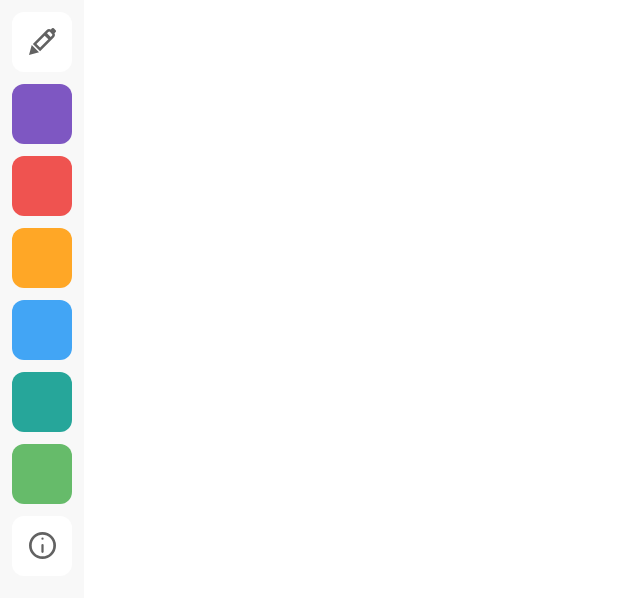
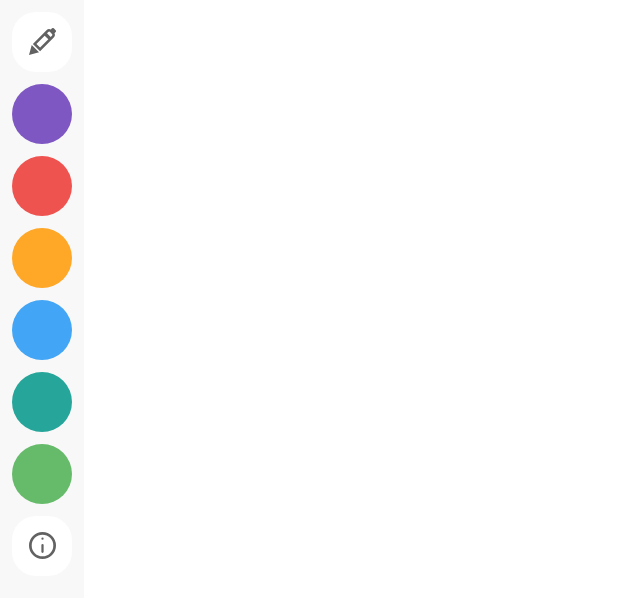
Before and after one commit to HoseinSadonasl/daily-roozane, an Android app: the layout navigation_header.xml on its own in the app's theme, with its tools: preview values and no code run, on a phone screen of 412 x 824 dp. Shown: the top 598 px of the screen. Run offline under Robolectric (Android 15) with nearby library versions, the phone set to English and light mode, and no system bars.

```diff
--- a/app/build.gradle
+++ b/app/build.gradle
@@ -39,13 +39,12 @@ dependencies {
     implementation 'androidx.legacy:legacy-support-v4:1.0.0'
     //noinspection GradleCompatible
     implementation 'com.android.support:design:28.0.0'
-    testImplementation 'junit:junit:4.13.1'
+    testImplementation 'junit:junit:4.13.2'
     androidTestImplementation 'androidx.test.ext:junit:1.1.2'
     androidTestImplementation 'androidx.test.espresso:espresso-core:3.3.0'
     implementation 'com.robertlevonyan.view:CustomFloatingActionButton:3.0.1'
     implementation 'com.github.bumptech.glide:glide:4.11.0'
     implementation 'devs.mulham.horizontalcalendar:horizontalcalendar:1.3.4'
-    implementation 'com.mohamadamin:persianmaterialdatetimepicker:1.2.1'
     implementation 'de.hdodenhof:circleimageview:3.1.0'
     implementation 'com.github.ybq:Android-SpinKit:1.4.0'
     implementation "com.airbnb.android:lottie:3.6.1"
--- a/app/src/main/java/com/abc/daily/Adapters/NotesAdapter.java
+++ b/app/src/main/java/com/abc/daily/Adapters/NotesAdapter.java
@@ -56,7 +56,7 @@ public class NotesAdapter extends RecyclerView.Adapter<NotesAdapter.ViewHolder>
             holder.reminder.setVisibility(View.VISIBLE);
             holder.reminderIc.setVisibility(View.VISIBLE);
             holder.reminderDateTime.setVisibility(View.VISIBLE);
-            String color = spref.get(spref.tags.THEME).getString(spref.Theme.THEME_COLOR, spref.Theme.DEFAULT_THEME_COLOR);;
+            String color = spref.get(spref.THEME).getString(spref.Theme.THEME_COLOR, spref.Theme.DEFAULT_THEME_COLOR);;
             switch (color) {
                 case spref.Theme.PURPLE_COLOR : {
                     holder.reminder.setBackground(ContextCompat.getDrawable(context, R.drawable.border_back_purple));
--- a/app/src/main/java/com/abc/daily/SplashScreen.java
+++ b/app/src/main/java/com/abc/daily/SplashScreen.java
@@ -62,7 +62,7 @@ public class SplashScreen extends AppCompatActivity {
 
     }
     private void restoreTheme() {
-        color = spref.get(spref.tags.THEME).getString(spref.Theme.THEME_COLOR, spref.Theme.DEFAULT_THEME_COLOR);
+        color = spref.get(spref.THEME).getString(spref.Theme.THEME_COLOR, spref.Theme.DEFAULT_THEME_COLOR);
         switch (color) {
             case spref.Theme.PURPLE_COLOR : {
                 parent.setBackgroundColor(getResources().getColor(R.color.deep_purple_400));
--- a/app/src/main/java/com/abc/daily/app/NotificationHelper.java
+++ b/app/src/main/java/com/abc/daily/app/NotificationHelper.java
@@ -62,7 +62,7 @@ public class NotificationHelper extends ContextWrapper {
         id = notificationId;
         Uri soundUri = Uri.parse(ContentResolver.SCHEME_ANDROID_RESOURCE + "://"+ getApplicationContext().getPackageName() + "/" + R.raw.daily_notification);
         NotificationCompat.Builder builder = new NotificationCompat.Builder(Application.getContext(), channelID)
-                .setSmallIcon(R.drawable.ic_roozaneicldpi)
+                .setSmallIcon(R.mipmap.ic_launcher_round)
                 .setContentIntent(pIntent(id))
                 .addAction(R.mipmap.ic_launcher_foreground, getString(R.string.open_it), pIntent(id))
                 .setSound(soundUri)
--- a/app/src/main/java/com/abc/daily/fragments/BottomSheetFragment.java
+++ b/app/src/main/java/com/abc/daily/fragments/BottomSheetFragment.java
@@ -127,7 +127,7 @@ public class BottomSheetFragment extends BottomSheetDialogFragment implements Vi
     }
 
     private void restoreTheme() {
-        String color = spref.get(spref.tags.THEME).getString(spref.Theme.THEME_COLOR, spref.Theme.DEFAULT_THEME_COLOR);
+        String color = spref.get(spref.THEME).getString(spref.Theme.THEME_COLOR, spref.Theme.DEFAULT_THEME_COLOR);
         switch (color) {
             case spref.Theme.PURPLE_COLOR : {
                 setColor(R.color.deep_purple_400);
@@ -212,7 +212,7 @@ public class BottomSheetFragment extends BottomSheetDialogFragment implements Vi
         TimePickerDialog timePickerDialog = new TimePickerDialog(getActivity(), new TimePickerDialog.OnTimeSetListener() {
             @Override
             public void onTimeSet(TimePicker view, int hourOfDay, int minute) {
-                calendar.set(Calendar.HOUR_OF_DAY, hourOfDay);
+                calendar.set(Calendar.HOUR, hourOfDay);
                 calendar.set(Calendar.MINUTE, minute);
                 calendar.set(Calendar.SECOND, 0);
                 timePicker.setText(getTimeString(calendar));
--- a/app/src/main/res/layout/navigation_header.xml
+++ b/app/src/main/res/layout/navigation_header.xml
@@ -22,7 +22,7 @@
         app:iconPadding="0dp"
         app:iconSize="18dp"
         app:iconTint="@color/Second_black"
-        app:cornerRadius="@dimen/low_dp"
+        app:cornerRadius="@dimen/med_dp"
         app:backgroundTint="@color/white"
         app:icon="@drawable/ic_write"/>
 
@@ -43,7 +43,7 @@
         app:iconPadding="0dp"
         app:iconSize="18dp"
         app:iconTint="@color/Second_black"
-        app:cornerRadius="@dimen/low_dp"/>
+        app:cornerRadius="@dimen/high_dp"/>
 
     <com.google.android.material.button.MaterialButton
         android:id="@+id/red_btn"
@@ -62,7 +62,7 @@
         app:iconPadding="0dp"
         app:iconSize="18dp"
         app:iconTint="@color/Second_black"
-        app:cornerRadius="@dimen/low_dp"/>
+        app:cornerRadius="@dimen/high_dp"/>
 
     <com.google.android.material.button.MaterialButton
         android:id="@+id/orange_btn"
@@ -81,7 +81,7 @@
         app:iconPadding="0dp"
         app:iconSize="18dp"
         app:iconTint="@color/Second_black"
-        app:cornerRadius="@dimen/low_dp"/>
+        app:cornerRadius="@dimen/high_dp"/>
 
     <com.google.android.material.button.MaterialButton
         android:id="@+id/blue_btn"
@@ -100,7 +100,7 @@
         app:iconPadding="0dp"
         app:iconSize="18dp"
         app:iconTint="@color/Second_black"
-        app:cornerRadius="@dimen/low_dp"/>
+        app:cornerRadius="@dimen/high_dp"/>
 
     <com.google.android.material.button.MaterialButton
         android:id="@+id/teal_btn"
@@ -119,7 +119,7 @@
         app:iconPadding="0dp"
         app:iconSize="18dp"
         app:iconTint="@color/Second_black"
-        app:cornerRadius="@dimen/low_dp"/>
+        app:cornerRadius="@dimen/high_dp"/>
 
     <com.google.android.material.button.MaterialButton
         android:id="@+id/green_btn"
@@ -138,7 +138,7 @@
         app:iconPadding="0dp"
         app:iconSize="18dp"
         app:iconTint="@color/Second_black"
-        app:cornerRadius="@dimen/low_dp"/>
+        app:cornerRadius="@dimen/high_dp"/>
 
     <com.google.android.material.button.MaterialButton
         android:id="@+id/info_btn"
@@ -157,7 +157,7 @@
         app:iconPadding="0dp"
         app:iconSize="18dp"
         app:iconTint="@color/Second_black"
-        app:cornerRadius="@dimen/low_dp"
+        app:cornerRadius="@dimen/med_dp"
         app:icon="@drawable/ic_info"/>
 
 </LinearLayout>
```
Also changed, not shown: app/src/main/java/com/abc/daily/MainActivity.java (+18 -26 lines), app/src/main/java/com/abc/daily/app/db.java (+6 -6 lines), app/src/main/java/com/abc/daily/app/spref.java (+8 -13 lines).
